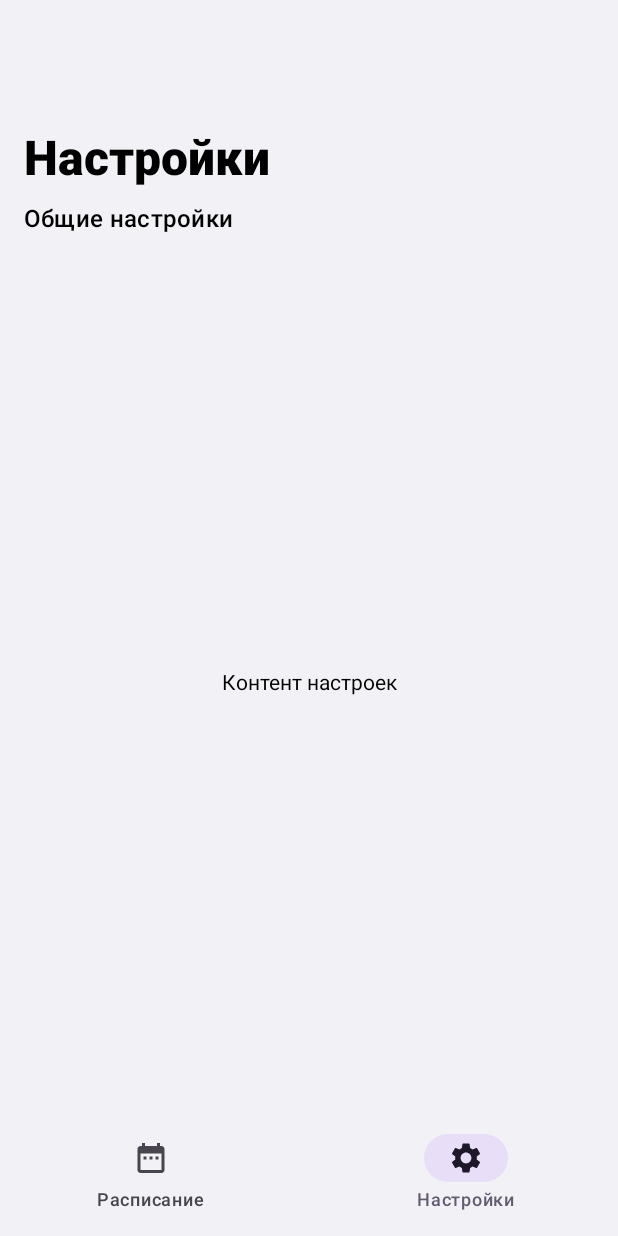
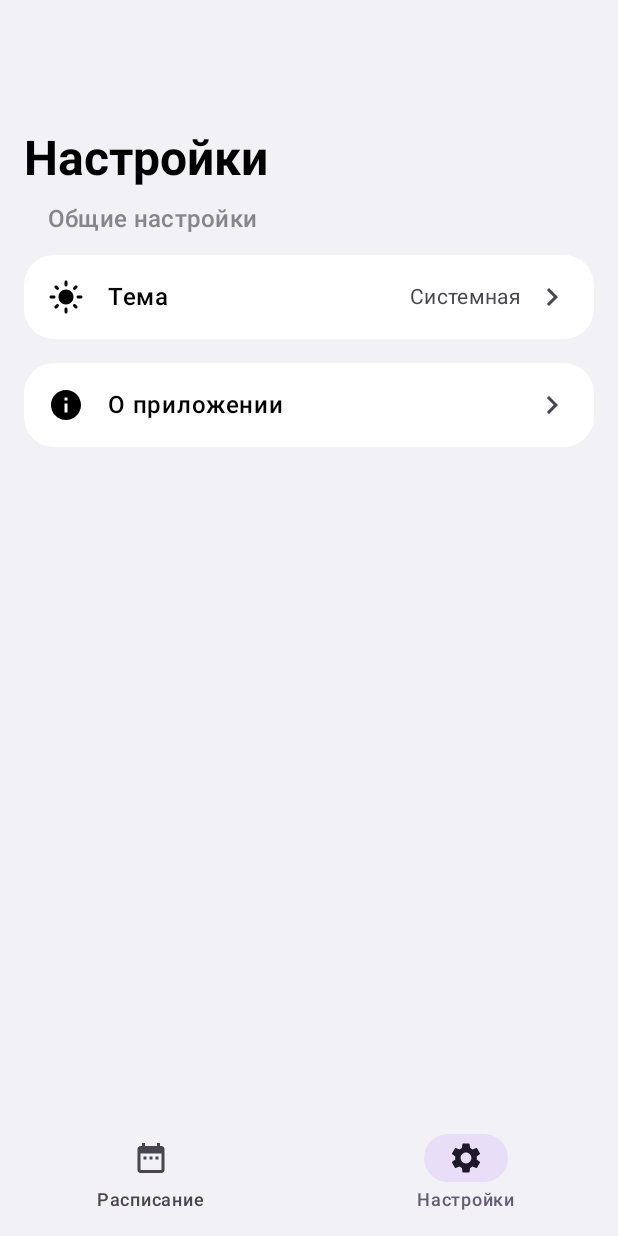
Before and after one commit to airsss993/college-android-app, an Android app built with Jetpack Compose: the screen it shows after launch (MainActivity), item 2 of the bottom bar chosen, on a phone screen of 412 x 824 dp. Run offline under Robolectric (Android 15) with nearby library versions, the phone set to English and light mode, and no system bars.

Commit message:
feat: add theme selection and about app screens
Introduces theme selection functionality with ThemeViewModel and ThemeMode enum, allowing users to choose between system, light, and dark themes. Adds AboutApp screen and updates SettingsScreen and MainScreen to support navigation to theme selection and about app screens. Also adds placeholder files for theme-related UI components.

```diff
--- /dev/null
+++ b/app/src/main/java/ru/dzhaparidze/collegeapp/features/settings/data/ThemeMode.kt
@@ -0,0 +1,15 @@
+package ru.dzhaparidze.collegeapp.features.settings.data
+
+enum class ThemeMode {
+    SYSTEM,
+    LIGHT,
+    DARK;
+
+    fun toDisplayString(): String {
+        return when (this) {
+            SYSTEM -> "Системная"
+            LIGHT -> "Светлая"
+            DARK -> "Тёмная"
+        }
+    }
+}
--- /dev/null
+++ b/app/src/main/java/ru/dzhaparidze/collegeapp/features/settings/viewmodels/ThemeViewModel.kt
@@ -0,0 +1,25 @@
+package ru.dzhaparidze.collegeapp.features.settings.viewmodels
+
+import android.content.Context
+import androidx.compose.runtime.getValue
+import androidx.compose.runtime.mutableStateOf
+import androidx.compose.runtime.setValue
+import androidx.lifecycle.ViewModel
+import ru.dzhaparidze.collegeapp.features.settings.data.ThemeMode
+
+class ThemeViewModel(context: Context) : ViewModel() {
+    private val prefs = context.getSharedPreferences("theme_prefs", Context.MODE_PRIVATE)
+
+    var currentTheme by mutableStateOf(loadTheme())
+        private set
+
+    private fun loadTheme(): ThemeMode {
+        val themeName = prefs.getString("theme_mode", ThemeMode.SYSTEM.name)
+        return ThemeMode.valueOf(themeName ?: ThemeMode.SYSTEM.name)
+    }
+
+    fun setTheme(theme: ThemeMode) {
+        currentTheme = theme
+        prefs.edit().putString("theme_mode", theme.name).apply()
+    }
+}
--- a/app/src/main/java/ru/dzhaparidze/collegeapp/features/settings/views/SettingsScreen.kt
+++ b/app/src/main/java/ru/dzhaparidze/collegeapp/features/settings/views/SettingsScreen.kt
@@ -1,33 +1,121 @@
 package ru.dzhaparidze.collegeapp.features.settings.views
 
+import androidx.compose.foundation.background
+import androidx.compose.foundation.clickable
 import androidx.compose.foundation.layout.*
+import androidx.compose.foundation.shape.RoundedCornerShape
+import androidx.compose.material.icons.Icons
+import androidx.compose.material.icons.automirrored.filled.KeyboardArrowRight
+import androidx.compose.material.icons.filled.DarkMode
+import androidx.compose.material.icons.filled.Info
+import androidx.compose.material.icons.filled.LightMode
 import androidx.compose.material3.*
 import androidx.compose.runtime.*
 import androidx.compose.ui.*
+import androidx.compose.ui.draw.clip
+import androidx.compose.ui.graphics.Color
 import androidx.compose.ui.text.font.*
 import androidx.compose.ui.unit.*
+import ru.dzhaparidze.collegeapp.features.settings.data.ThemeMode
 
 @Composable
-fun SettingsScreen() {
+fun SettingsScreen(
+    currentTheme: ThemeMode,
+    onThemeClick: () -> Unit,
+    onInfoClick: () -> Unit
+) {
     Column {
         Text(
             text = "Настройки",
             style = MaterialTheme.typography.headlineLarge,
-            fontWeight = FontWeight.ExtraBold,
+            fontWeight = FontWeight.Bold,
             modifier = Modifier.padding(start = 16.dp, top = 86.dp, end = 16.dp, bottom = 8.dp)
         )
 
         Text(
             text = "Общие настройки",
             style = MaterialTheme.typography.titleMedium,
-            modifier = Modifier.padding(start = 16.dp, end = 16.dp, bottom = 8.dp)
+            color = Color(0xFF86868A),
+            modifier = Modifier.padding(start = 32.dp, end = 16.dp, bottom = 4.dp)
         )
 
-        Box(
-            modifier = Modifier.fillMaxSize(),
-            contentAlignment = Alignment.Center
+        Row(
+            modifier = Modifier
+                .fillMaxWidth()
+                .padding(horizontal = 16.dp, vertical = 8.dp)
+                .clip(RoundedCornerShape(20.dp))
+                .background(Color.White)
+                .clickable(onClick = onThemeClick)
+                .padding(horizontal = 16.dp, vertical = 16.dp),
+            verticalAlignment = Alignment.CenterVertically
+
         ) {
-            Text("Контент настроек")
+            Icon(
+                imageVector = if (currentTheme == ThemeMode.DARK)
+                    Icons.Default.DarkMode
+                else
+                    Icons.Default.LightMode,
+                contentDescription = null,
+                modifier = Modifier.size(24.dp)
+            )
+
+            Spacer(modifier = Modifier.width(16.dp))
+
+            Text(
+                text = "Тема",
+                style = MaterialTheme.typography.bodyLarge,
+                fontWeight = FontWeight.Medium,
+                modifier = Modifier.weight(1f)
+            )
+
+            Text(
+                text = currentTheme.toDisplayString(),
+                style = MaterialTheme.typography.bodyMedium,
+                color = MaterialTheme.colorScheme.onSurfaceVariant
+            )
+
+            Spacer(modifier = Modifier.width(8.dp))
+
+            Icon(
+                imageVector = Icons.AutoMirrored.Filled.KeyboardArrowRight,
+                contentDescription = null,
+                tint = MaterialTheme.colorScheme.onSurfaceVariant
+            )
+        }
+
+        Row(
+            modifier = Modifier
+                .fillMaxWidth()
+                .padding(horizontal = 16.dp, vertical = 8.dp)
+                .clip(RoundedCornerShape(20.dp))
+                .background(Color.White)
+                .clickable(onClick = onInfoClick)
+                .padding(horizontal = 16.dp, vertical = 16.dp),
+            verticalAlignment = Alignment.CenterVertically
+
+        ) {
+            Icon(
+                imageVector = Icons.Default.Info,
+                contentDescription = null,
+                modifier = Modifier.size(24.dp)
+            )
+
+            Spacer(modifier = Modifier.width(16.dp))
+
+            Text(
+                text = "О приложении",
+                style = MaterialTheme.typography.bodyLarge,
+                fontWeight = FontWeight.Medium,
+                modifier = Modifier.weight(1f)
+            )
+
+            Spacer(modifier = Modifier.width(8.dp))
+
+            Icon(
+                imageVector = Icons.AutoMirrored.Filled.KeyboardArrowRight,
+                contentDescription = null,
+                tint = MaterialTheme.colorScheme.onSurfaceVariant
+            )
         }
     }
 }
--- a/app/src/main/java/ru/dzhaparidze/collegeapp/features/shared/ui/screens/MainScreen.kt
+++ b/app/src/main/java/ru/dzhaparidze/collegeapp/features/shared/ui/screens/MainScreen.kt
@@ -6,13 +6,19 @@ import androidx.compose.material.icons.filled.*
 import androidx.compose.material3.*
 import androidx.compose.runtime.*
 import androidx.compose.ui.*
+import androidx.compose.ui.platform.LocalContext
 import ru.dzhaparidze.collegeapp.features.schedule.views.ScheduleScreen
+import ru.dzhaparidze.collegeapp.features.settings.viewmodels.ThemeViewModel
+import ru.dzhaparidze.collegeapp.features.settings.views.AboutAppScreen
 import ru.dzhaparidze.collegeapp.features.settings.views.SettingsScreen
+import ru.dzhaparidze.collegeapp.features.settings.views.ThemeSelectionScreen
 
-enum class Screen { SETTINGS, SCHEDULE }
+enum class Screen { SETTINGS, SCHEDULE, THEME_SELECTION, ABOUT_APP }
 
 @Composable
 fun MainScreen() {
+    val context = LocalContext.current
+    val themeViewModel = remember { ThemeViewModel(context) }
     val currentScreen = remember { mutableStateOf(Screen.SCHEDULE) }
     val whiteThemeColor = 0xFFF2F2F6
 
@@ -20,6 +26,7 @@ fun MainScreen() {
         modifier = Modifier.fillMaxSize(),
         containerColor = androidx.compose.ui.graphics.Color(whiteThemeColor),
         bottomBar = {
+            if (currentScreen.value != Screen.THEME_SELECTION && currentScreen.value != Screen.ABOUT_APP) {
                 NavigationBar(
                     containerColor = androidx.compose.ui.graphics.Color(whiteThemeColor)
                 ) {
@@ -50,17 +57,33 @@ fun MainScreen() {
                     )
                 }
             }
+        }
     ) { paddings ->
         Box(
             modifier = Modifier
                 .fillMaxSize()
                 .padding(paddings),
-//            contentAlignment = Alignment.Center
-
         ) {
             when (currentScreen.value) {
-                Screen.SETTINGS -> SettingsScreen()
+                Screen.SETTINGS -> SettingsScreen(
+                    currentTheme = themeViewModel.currentTheme,
+                    onThemeClick = { currentScreen.value = Screen.THEME_SELECTION },
+                    onInfoClick = { currentScreen.value = Screen.ABOUT_APP }
+                )
+
                 Screen.SCHEDULE -> ScheduleScreen()
+
+                Screen.THEME_SELECTION -> ThemeSelectionScreen(
+                    currentTheme = themeViewModel.currentTheme,
+                    onThemeSelected = { theme ->
+                        themeViewModel.setTheme(theme)
+                    },
+                    onBackClick = { currentScreen.value = Screen.SETTINGS }
+                )
+
+                Screen.ABOUT_APP -> AboutAppScreen(
+                    onBackClick = { currentScreen.value = Screen.SETTINGS }
+                )
             }
         }
     }
--- a/app/src/main/java/ru/dzhaparidze/collegeapp/features/shared/ui/theme/Color.kt
+++ b/app/src/main/java/ru/dzhaparidze/collegeapp/features/shared/ui/theme/Color.kt
@@ -0,0 +1 @@
+package ru.dzhaparidze.collegeapp.features.shared.ui.theme
--- a/app/src/main/java/ru/dzhaparidze/collegeapp/features/shared/ui/theme/Theme.kt
+++ b/app/src/main/java/ru/dzhaparidze/collegeapp/features/shared/ui/theme/Theme.kt
@@ -0,0 +1 @@
+package ru.dzhaparidze.collegeapp.features.shared.ui.theme
--- a/app/src/main/java/ru/dzhaparidze/collegeapp/features/shared/ui/theme/Typography.kt
+++ b/app/src/main/java/ru/dzhaparidze/collegeapp/features/shared/ui/theme/Typography.kt
@@ -0,0 +1 @@
+package ru.dzhaparidze.collegeapp.features.shared.ui.theme
```
Also changed, not shown: app/src/main/java/ru/dzhaparidze/collegeapp/features/settings/views/AboutApp.kt (added, +61 -0 lines), app/src/main/java/ru/dzhaparidze/collegeapp/features/settings/views/ThemeSelectionScreen.kt (added, +128 -0 lines). Lines whose indentation alone changed are shown as unchanged.
